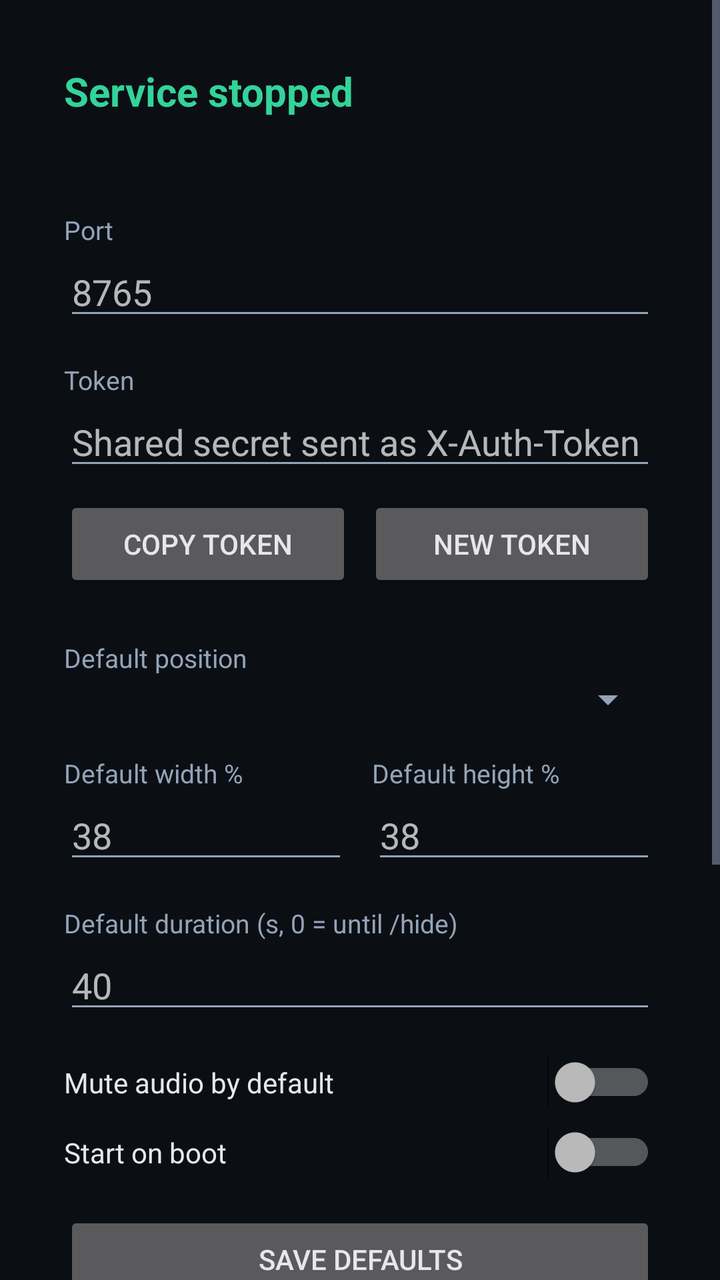
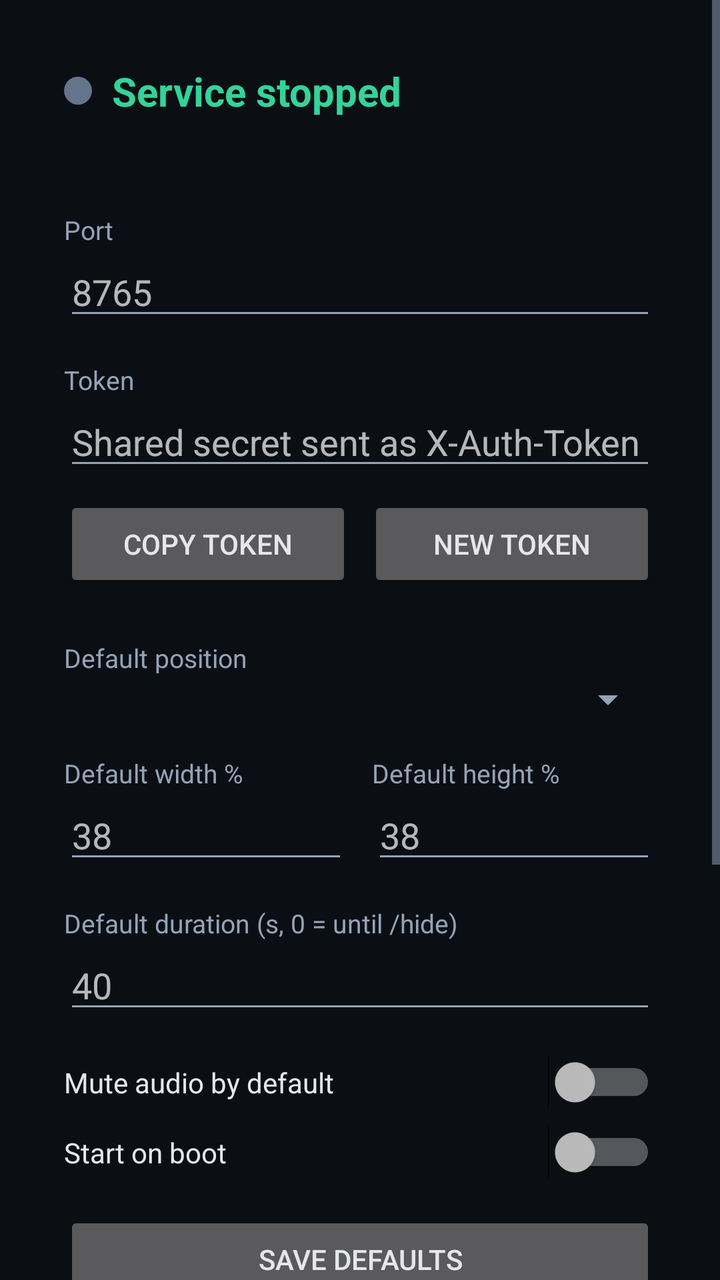

Before-and-after screenshots of an Android layout around one commit, followed by the original layout XML and the change that was made.
<!-- AndroidManifest.xml: application theme AppTheme -->
<!-- res/layout/activity_main.xml -->
<?xml version="1.0" encoding="utf-8"?>
<ScrollView xmlns:android="http://schemas.android.com/apk/res/android"
    android:layout_width="match_parent"
    android:layout_height="match_parent"
    android:background="@color/bg"
    android:fillViewport="true">

    <LinearLayout
        android:layout_width="match_parent"
        android:layout_height="wrap_content"
        android:orientation="vertical"
        android:padding="32dp">

        <TextView
            android:id="@+id/statusText"
            android:layout_width="match_parent"
            android:layout_height="wrap_content"
            android:text="@string/status_stopped"
            android:textColor="@color/accent"
            android:textSize="20sp"
            android:textStyle="bold" />

        <TextView
            android:id="@+id/ipText"
            android:layout_width="match_parent"
            android:layout_height="wrap_content"
            android:layout_marginTop="4dp"
            android:textColor="@color/text_dim"
            android:textSize="14sp" />

        <TextView
            android:layout_width="match_parent"
            android:layout_height="wrap_content"
            android:layout_marginTop="24dp"
            android:text="@string/label_port"
            android:textColor="@color/text_dim"
            android:textSize="13sp" />

        <EditText
            android:id="@+id/portInput"
            android:layout_width="match_parent"
            android:layout_height="wrap_content"
            android:hint="@string/hint_port"
            android:inputType="number"
            android:maxLength="5"
            android:textColor="@color/text" />

        <TextView
            android:layout_width="match_parent"
            android:layout_height="wrap_content"
            android:layout_marginTop="16dp"
            android:text="@string/label_token"
            android:textColor="@color/text_dim"
            android:textSize="13sp" />

        <EditText
            android:id="@+id/tokenInput"
            android:layout_width="match_parent"
            android:layout_height="wrap_content"
            android:hint="@string/hint_token"
            android:inputType="textNoSuggestions"
            android:textColor="@color/text" />

        <LinearLayout
            android:layout_width="match_parent"
            android:layout_height="wrap_content"
            android:layout_marginTop="8dp"
            android:orientation="horizontal">

            <Button
                android:id="@+id/copyTokenButton"
                android:layout_width="0dp"
                android:layout_height="wrap_content"
                android:layout_weight="1"
                android:text="@string/action_copy_token" />

            <Button
                android:id="@+id/regenTokenButton"
                android:layout_width="0dp"
                android:layout_height="wrap_content"
                android:layout_marginStart="8dp"
                android:layout_weight="1"
                android:text="@string/action_regen_token" />
        </LinearLayout>

        <TextView
            android:layout_width="match_parent"
            android:layout_height="wrap_content"
            android:layout_marginTop="24dp"
            android:text="@string/label_position"
            android:textColor="@color/text_dim"
            android:textSize="13sp" />

        <Spinner
            android:id="@+id/positionSpinner"
            android:layout_width="match_parent"
            android:layout_height="wrap_content" />

        <LinearLayout
            android:layout_width="match_parent"
            android:layout_height="wrap_content"
            android:layout_marginTop="16dp"
            android:orientation="horizontal">

            <LinearLayout
                android:layout_width="0dp"
                android:layout_height="wrap_content"
                android:layout_weight="1"
                android:orientation="vertical">

                <TextView
                    android:layout_width="match_parent"
                    android:layout_height="wrap_content"
                    android:text="@string/label_width"
                    android:textColor="@color/text_dim"
                    android:textSize="13sp" />

                <EditText
                    android:id="@+id/widthInput"
                    android:layout_width="match_parent"
                    android:layout_height="wrap_content"
                    android:hint="@string/hint_percent"
                    android:inputType="number"
                    android:textColor="@color/text" />
            </LinearLayout>

            <LinearLayout
                android:layout_width="0dp"
                android:layout_height="wrap_content"
                android:layout_marginStart="12dp"
                android:layout_weight="1"
                android:orientation="vertical">

                <TextView
                    android:layout_width="match_parent"
                    android:layout_height="wrap_content"
                    android:text="@string/label_height"
                    android:textColor="@color/text_dim"
                    android:textSize="13sp" />

                <EditText
                    android:id="@+id/heightInput"
                    android:layout_width="match_parent"
                    android:layout_height="wrap_content"
                    android:hint="@string/hint_percent"
                    android:inputType="number"
                    android:textColor="@color/text" />
            </LinearLayout>
        </LinearLayout>

        <TextView
            android:layout_width="match_parent"
            android:layout_height="wrap_content"
            android:layout_marginTop="16dp"
            android:text="@string/label_duration"
            android:textColor="@color/text_dim"
            android:textSize="13sp" />

        <EditText
            android:id="@+id/durationInput"
            android:layout_width="match_parent"
            android:layout_height="wrap_content"
            android:hint="@string/hint_duration"
            android:inputType="number"
            android:textColor="@color/text" />

        <Switch
            android:id="@+id/muteSwitch"
            android:layout_width="match_parent"
            android:layout_height="wrap_content"
            android:layout_marginTop="16dp"
            android:text="@string/label_mute"
            android:textColor="@color/text" />

        <Switch
            android:id="@+id/bootSwitch"
            android:layout_width="match_parent"
            android:layout_height="wrap_content"
            android:layout_marginTop="8dp"
            android:text="@string/label_boot"
            android:textColor="@color/text" />

        <Button
            android:id="@+id/saveButton"
            android:layout_width="match_parent"
            android:layout_height="wrap_content"
            android:layout_marginTop="16dp"
            android:text="@string/action_save" />

        <Button
            android:id="@+id/grantButton"
            android:layout_width="match_parent"
            android:layout_height="wrap_content"
            android:layout_marginTop="24dp"
            android:text="@string/action_grant" />

        <LinearLayout
            android:layout_width="match_parent"
            android:layout_height="wrap_content"
            android:layout_marginTop="8dp"
            android:orientation="horizontal">

            <Button
                android:id="@+id/startButton"
                android:layout_width="0dp"
                android:layout_height="wrap_content"
                android:layout_weight="1"
                android:text="@string/action_start" />

            <Button
                android:id="@+id/stopButton"
                android:layout_width="0dp"
                android:layout_height="wrap_content"
                android:layout_marginStart="8dp"
                android:layout_weight="1"
                android:text="@string/action_stop" />
        </LinearLayout>

        <Button
            android:id="@+id/testButton"
            android:layout_width="match_parent"
            android:layout_height="wrap_content"
            android:layout_marginTop="8dp"
            android:text="@string/action_test" />

        <TextView
            android:layout_width="match_parent"
            android:layout_height="wrap_content"
            android:layout_marginTop="32dp"
            android:text="@string/section_ha"
            android:textColor="@color/accent"
            android:textSize="16sp"
            android:textStyle="bold" />

        <TextView
            android:id="@+id/yamlText"
            android:layout_width="match_parent"
            android:layout_height="wrap_content"
            android:layout_marginTop="8dp"
            android:fontFamily="monospace"
            android:textColor="@color/text_dim"
            android:textIsSelectable="true"
            android:textSize="12sp" />
    </LinearLayout>
</ScrollView>
<!-- resources referenced by this layout -->
<resources>
  <color name="accent">#34D399</color>
  <color name="bg">#0B0F14</color>
  <color name="text">#E5E7EB</color>
  <color name="text_dim">#94A3B8</color>
  <string name="action_copy_token">Copy token</string>
  <string name="action_grant">Grant overlay permission</string>
  <string name="action_regen_token">New token</string>
  <string name="action_save">Save defaults</string>
  <string name="action_start">Start service</string>
  <string name="action_stop">Stop service</string>
  <string name="action_test">Send test overlay</string>
  <string name="hint_duration">40</string>
  <string name="hint_percent">38</string>
  <string name="hint_port">8765</string>
  <string name="hint_token">Shared secret sent as X-Auth-Token</string>
  <string name="label_boot">Start on boot</string>
  <string name="label_duration">Default duration (s, 0 = until /hide)</string>
  <string name="label_height">Default height %</string>
  <string name="label_mute">Mute audio by default</string>
  <string name="label_port">Port</string>
  <string name="label_position">Default position</string>
  <string name="label_token">Token</string>
  <string name="label_width">Default width %</string>
  <string name="section_ha">Home Assistant rest_command</string>
  <string name="status_stopped">Service stopped</string>
  <style name="AppTheme" parent="@android:style/Theme.Material.NoActionBar">
          <item name="android:windowBackground">@color/bg</item>
          <item name="android:colorAccent">@color/accent</item>
          <item name="android:textColorPrimary">@color/text</item>
          <item name="android:textColorSecondary">@color/text_dim</item>
          <item name="android:navigationBarColor">@color/bg</item>
          <item name="android:statusBarColor">@color/bg</item>
      </style>
</resources>

<!-- the commit's change to res/layout/activity_main.xml (unified diff, before → after) -->
@@ -11,14 +11,30 @@
         android:orientation="vertical"
         android:padding="32dp">
 
-        <TextView
-            android:id="@+id/statusText"
-            android:layout_width="match_parent"
-            android:layout_height="wrap_content"
-            android:text="@string/status_stopped"
-            android:textColor="@color/accent"
-            android:textSize="20sp"
-            android:textStyle="bold" />
+        <LinearLayout
+            android:layout_width="match_parent"
+            android:layout_height="wrap_content"
+            android:gravity="center_vertical"
+            android:orientation="horizontal">
+
+            <View
+                android:id="@+id/statusDot"
+                android:layout_width="14dp"
+                android:layout_height="14dp"
+                android:layout_marginEnd="10dp"
+                android:background="@drawable/status_dot"
+                android:contentDescription="@string/status_indicator" />
+
+            <TextView
+                android:id="@+id/statusText"
+                android:layout_width="0dp"
+                android:layout_height="wrap_content"
+                android:layout_weight="1"
+                android:text="@string/status_stopped"
+                android:textColor="@color/accent"
+                android:textSize="20sp"
+                android:textStyle="bold" />
+        </LinearLayout>
 
         <TextView
             android:id="@+id/ipText"
<!-- resource entries referenced after the edit -->
@@ -4,6 +4,12 @@
   <color name="bg">#0B0F14</color>
   <color name="text">#E5E7EB</color>
   <color name="text_dim">#94A3B8</color>
+  <!-- drawable status_dot (drawable) -->
+  <?xml version="1.0" encoding="utf-8"?>
+  <shape xmlns:android="http://schemas.android.com/apk/res/android"
+      android:shape="oval">
+      <solid android:color="@color/status_unknown" />
+  </shape>
   <string name="action_copy_token">Copy token</string>
   <string name="action_grant">Grant overlay permission</string>
   <string name="action_regen_token">New token</string>
@@ -24,6 +30,7 @@
   <string name="label_token">Token</string>
   <string name="label_width">Default width %</string>
   <string name="section_ha">Home Assistant rest_command</string>
+  <string name="status_indicator">Service status</string>
   <string name="status_stopped">Service stopped</string>
   <style name="AppTheme" parent="@android:style/Theme.Material.NoActionBar">
           <item name="android:windowBackground">@color/bg</item>
@@ -33,5 +40,6 @@
           <item name="android:navigationBarColor">@color/bg</item>
           <item name="android:statusBarColor">@color/bg</item>
       </style>
+  <color name="status_unknown">#64748B</color>
 </resources>
 
